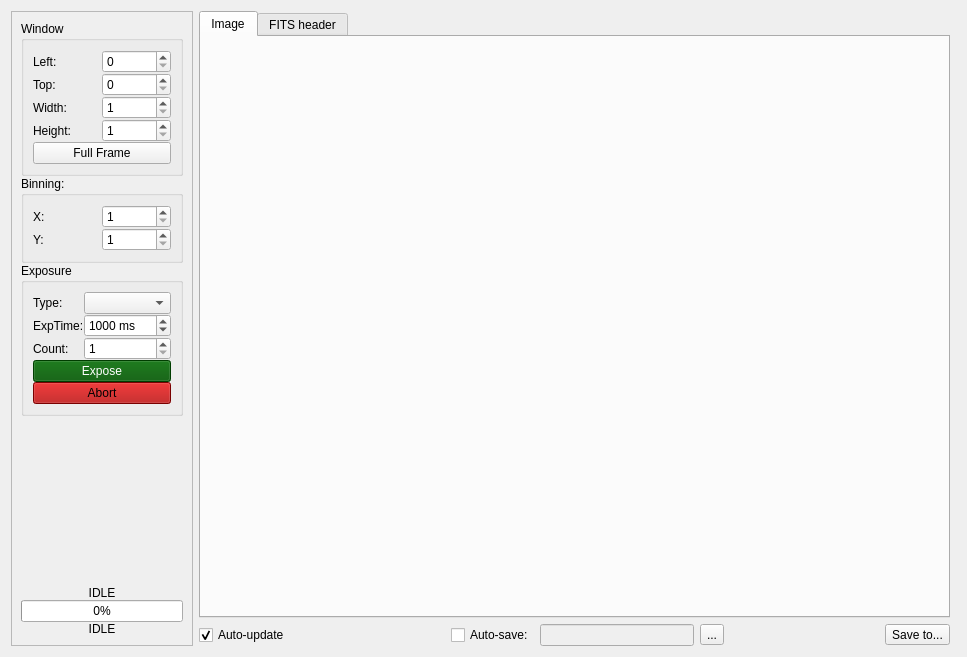
pyobs/pyobs-gui, file pyobs_gui/qt/widgetcamera.ui: the form before one commit.
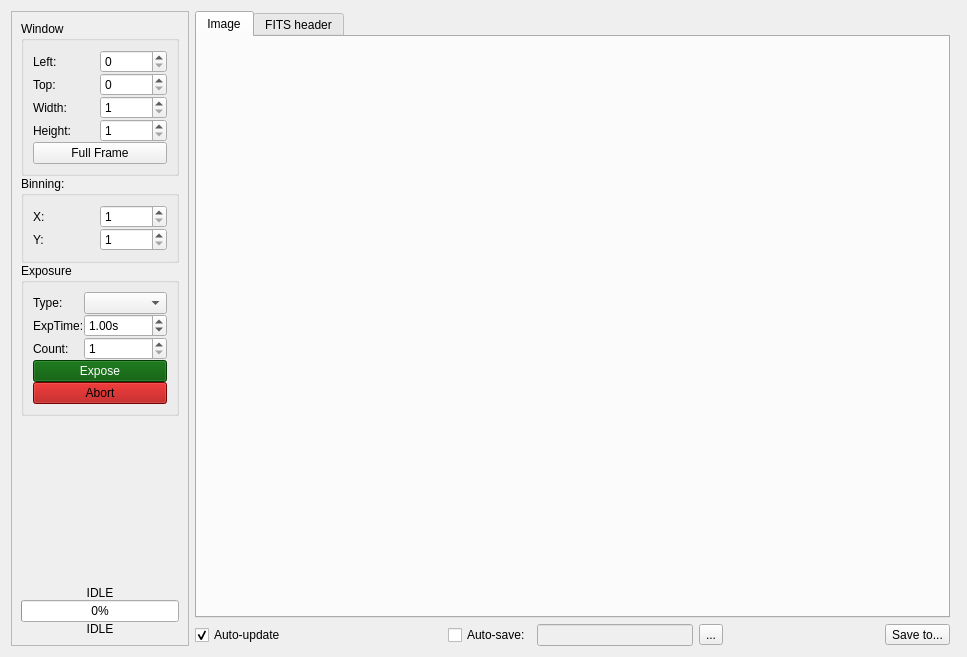
The form after the commit. Icons and pictures are not drawn.

Commit message: measuring exptime in seconds

Diff of the .ui file:
```diff
--- a/pyobs_gui/qt/widgetcamera.ui
+++ b/pyobs_gui/qt/widgetcamera.ui
@@ -210,19 +210,6 @@
             </property>
            </widget>
           </item>
-          <item row="1" column="1">
-           <widget class="QSpinBox" name="spinExpTime">
-            <property name="suffix">
-             <string> ms</string>
-            </property>
-            <property name="maximum">
-             <number>999999</number>
-            </property>
-            <property name="value">
-             <number>1000</number>
-            </property>
-           </widget>
-          </item>
           <item row="0" column="0">
            <widget class="QLabel" name="label_9">
             <property name="text">
@@ -370,6 +357,15 @@
                  </color>
                 </brush>
                </colorrole>
+               <colorrole role="PlaceholderText">
+                <brush brushstyle="NoBrush">
+                 <color alpha="128">
+                  <red>255</red>
+                  <green>255</green>
+                  <blue>255</blue>
+                 </color>
+                </brush>
+               </colorrole>
               </active>
               <inactive>
                <colorrole role="WindowText">
@@ -507,6 +503,15 @@
                  </color>
                 </brush>
                </colorrole>
+               <colorrole role="PlaceholderText">
+                <brush brushstyle="NoBrush">
+                 <color alpha="128">
+                  <red>255</red>
+                  <green>255</green>
+                  <blue>255</blue>
+                 </color>
+                </brush>
+               </colorrole>
               </inactive>
               <disabled>
                <colorrole role="WindowText">
@@ -644,6 +649,15 @@
                  </color>
                 </brush>
                </colorrole>
+               <colorrole role="PlaceholderText">
+                <brush brushstyle="NoBrush">
+                 <color alpha="128">
+                  <red>255</red>
+                  <green>255</green>
+                  <blue>255</blue>
+                 </color>
+                </brush>
+               </colorrole>
               </disabled>
              </palette>
             </property>
@@ -792,6 +806,15 @@
                  </color>
                 </brush>
                </colorrole>
+               <colorrole role="PlaceholderText">
+                <brush brushstyle="NoBrush">
+                 <color alpha="128">
+                  <red>0</red>
+                  <green>0</green>
+                  <blue>0</blue>
+                 </color>
+                </brush>
+               </colorrole>
               </active>
               <inactive>
                <colorrole role="WindowText">
@@ -929,6 +952,15 @@
                  </color>
                 </brush>
                </colorrole>
+               <colorrole role="PlaceholderText">
+                <brush brushstyle="NoBrush">
+                 <color alpha="128">
+                  <red>0</red>
+                  <green>0</green>
+                  <blue>0</blue>
+                 </color>
+                </brush>
+               </colorrole>
               </inactive>
               <disabled>
                <colorrole role="WindowText">
@@ -1066,6 +1098,15 @@
                  </color>
                 </brush>
                </colorrole>
+               <colorrole role="PlaceholderText">
+                <brush brushstyle="NoBrush">
+                 <color alpha="128">
+                  <red>0</red>
+                  <green>0</green>
+                  <blue>0</blue>
+                 </color>
+                </brush>
+               </colorrole>
               </disabled>
              </palette>
             </property>
@@ -1074,6 +1115,19 @@
             </property>
            </widget>
           </item>
+          <item row="1" column="1">
+           <widget class="QDoubleSpinBox" name="spinExpTime">
+            <property name="suffix">
+             <string>s</string>
+            </property>
+            <property name="maximum">
+             <double>99999.000000000000000</double>
+            </property>
+            <property name="value">
+             <double>1.000000000000000</double>
+            </property>
+           </widget>
+          </item>
          </layout>
         </widget>
        </item>
```
Left out of the diff: 2 changed lines with no effect on the pictures. The commit also changes 2 other files.
